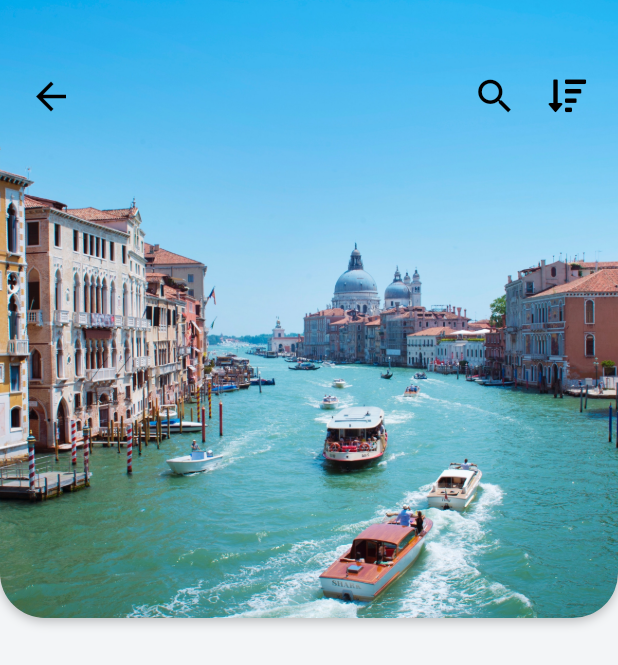
After one commit to BrenoBaronte/travel_app, a Flutter app: the screen it shows after launch, after a tap on an icon or button, on a phone screen of 412 x 824 dp. The commit adds this screen. Shown: the top 665 px of the screen. Run offline on Flutter 3.47's test engine with Material 2 defaults, Android fonts, the phone set to English and light mode, and no system bars; our stand-ins replace font_awesome_flutter; network calls fail.

Commit message:
Destination screen

```diff
--- /dev/null
+++ b/lib/screens/destination_screen.dart
@@ -0,0 +1,80 @@
+import 'package:flutter/material.dart';
+import 'package:font_awesome_flutter/font_awesome_flutter.dart';
+import 'package:travelapp/models/destination_model.dart';
+
+class DestinationScreen extends StatefulWidget {
+  final Destination destination;
+
+  DestinationScreen({this.destination});
+
+  @override
+  _DestinationScreenState createState() => _DestinationScreenState();
+}
+
+class _DestinationScreenState extends State<DestinationScreen> {
+  @override
+  Widget build(BuildContext context) {
+    return Scaffold(
+      body: Column(
+        children: <Widget>[
+          Stack(
+            children: <Widget> [
+              Container(
+                  height: MediaQuery.of(context).size.width,
+                  decoration: BoxDecoration(
+                    borderRadius: BorderRadius.circular(30.0),
+                    boxShadow: [
+                      BoxShadow(
+                        color: Colors.black26,
+                        offset: Offset(0.0, 2.0),
+                        blurRadius: 6.0,
+                      ),
+                    ],
+                  ),
+                  child: ClipRRect(
+                    borderRadius: BorderRadius.only(
+                        bottomLeft: Radius.circular(30),
+                        bottomRight: Radius.circular(30)),
+                    child: Image(
+                        image: AssetImage(widget.destination.imageUrl),
+                        fit: BoxFit.cover
+                    ),
+                  )
+              ),
+              Padding(
+                padding: EdgeInsets.symmetric(horizontal: 10.0, vertical: 40.0),
+                child: Row(
+                  mainAxisAlignment: MainAxisAlignment.spaceBetween,
+                  children: <Widget>[
+                    IconButton(
+                      icon: Icon(Icons.arrow_back),
+                      iconSize: 30.0,
+                      color: Colors.black,
+                      onPressed: () => Navigator.pop(context),
+                    ),
+                    Row(
+                      children: <Widget>[
+                        IconButton(
+                          icon: Icon(Icons.search),
+                          iconSize: 30.0,
+                          color: Colors.black,
+                          onPressed: () => Navigator.pop(context),
+                        ),
+                        IconButton(
+                          icon: Icon(FontAwesomeIcons.sortAmountDown),
+                          iconSize: 25.0,
+                          color: Colors.black,
+                          onPressed: () => Navigator.pop(context),
+                        ),
+                      ],
+                    )
+                  ],
+                ),
+              )
+            ],
+          ),
+        ],
+      ),
+    );
+  }
+}
--- a/lib/widget/destination_carousel.dart
+++ b/lib/widget/destination_carousel.dart
@@ -1,6 +1,7 @@
 import 'package:flutter/material.dart';
 import 'package:font_awesome_flutter/font_awesome_flutter.dart';
 import 'package:travelapp/models/destination_model.dart';
+import 'package:travelapp/screens/destination_screen.dart';
 
 class DestinationCarousel extends StatelessWidget {
   @override
@@ -40,7 +41,16 @@ class DestinationCarousel extends StatelessWidget {
             itemCount: destinations.length,
             itemBuilder: (BuildContext context, int index) {
               Destination destination = destinations[index];
-              return Container(
+              return GestureDetector(
+                onTap: () => Navigator.push(
+                  context,
+                  MaterialPageRoute(
+                    builder: (_) => DestinationScreen(
+                      destination: destination,
+                    ),
+                  ),
+                ),
+                child: Container(
                   margin: EdgeInsets.all(10.0),
                   width: 210.0,
                   child: Stack(
@@ -142,6 +152,7 @@ class DestinationCarousel extends StatelessWidget {
                     ),
                   ],
                   ),
+                ),
               );
             }),
         ),
```
Lines whose indentation alone changed are shown as unchanged.
